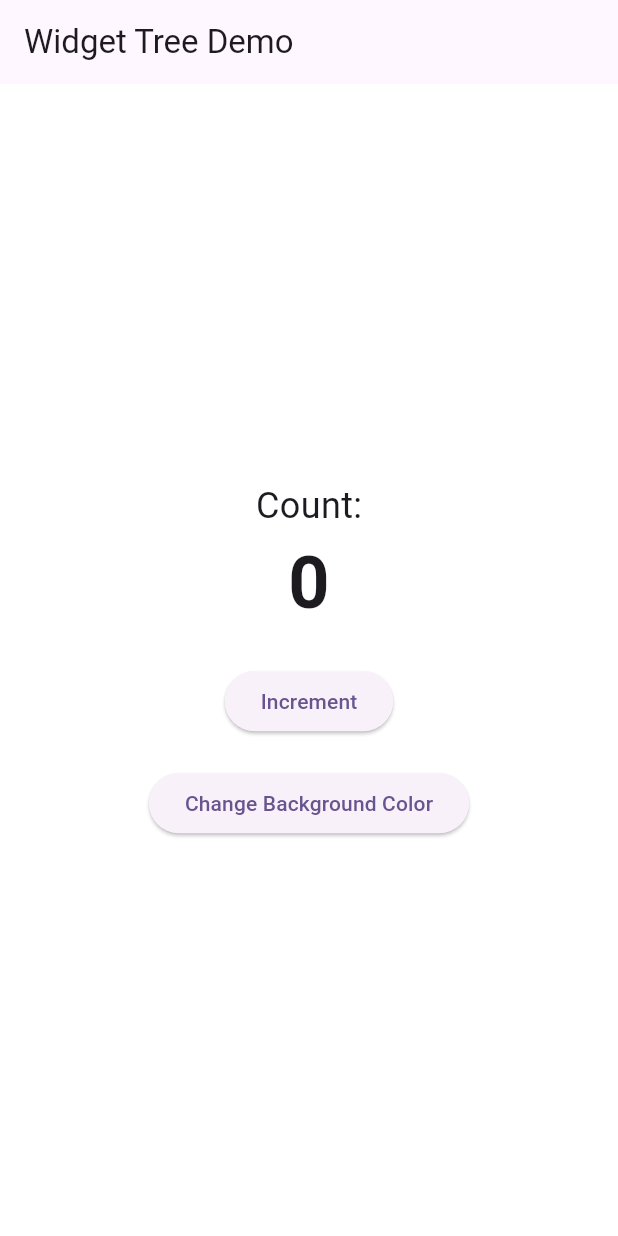
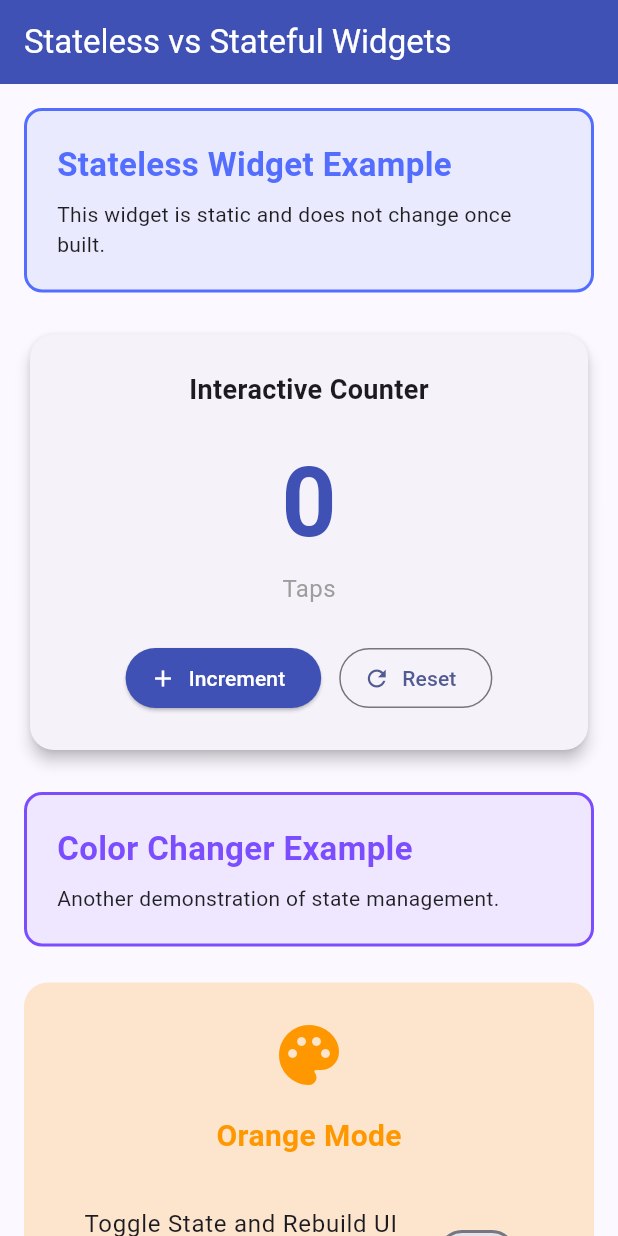
Before and after one commit to kalviumcommunity/s81-warriors-flutterapp-SafeGate, a Flutter app: the screen it shows after launch, on a phone screen of 412 x 824 dp. Run offline on Flutter 3.47's test engine with Material 3 defaults, Android fonts, the phone set to English and light mode, and no system bars; our stand-ins replace cloud_firestore, firebase_auth, firebase_storage, google_sign_in, image_picker; accounts and stored records are empty.

Commit message:
done widgets

```diff
--- a/safegate_app/lib/main.dart
+++ b/safegate_app/lib/main.dart
@@ -5,6 +5,7 @@ import 'package:flutter/material.dart';
 import 'screens/welcome_page.dart';
 import 'screens/dashboard_page.dart';
 import 'screens/widget_tree_demo.dart';
+import 'screens/stateless_stateful_demo.dart';
 
 void main() async {
   WidgetsFlutterBinding.ensureInitialized();
@@ -18,14 +19,15 @@ class MyApp extends StatelessWidget {
   @override
   Widget build(BuildContext context) {
     return MaterialApp(
+      debugShowCheckedModeBanner: false,
       title: 'SafeGate App',
       theme: ThemeData(
-        colorScheme: ColorScheme.fromSeed(seedColor: Colors.deepPurple),
+        colorScheme: ColorScheme.fromSeed(seedColor: Colors.indigo),
         useMaterial3: true,
       ),
-      home: const WidgetTreeDemo(),
+      home: const StatelessStatefulDemo(),
       routes: {
-        '/login': (context) => const WelcomePage(), // Or LoginPage if you prefer
+        '/login': (context) => const WelcomePage(),
         '/dashboard': (context) => const DashboardPage(),
       },
     );
--- /dev/null
+++ b/safegate_app/lib/screens/stateless_stateful_demo.dart
@@ -0,0 +1,224 @@
+import 'package:flutter/material.dart';
+
+class StatelessStatefulDemo extends StatelessWidget {
+  const StatelessStatefulDemo({super.key});
+
+  @override
+  Widget build(BuildContext context) {
+    return Scaffold(
+      appBar: AppBar(
+        title: const Text('Stateless vs Stateful Widgets'),
+        backgroundColor: Colors.indigo,
+        foregroundColor: Colors.white,
+      ),
+      body: SingleChildScrollView(
+        padding: const EdgeInsets.all(16.0),
+        child: Column(
+          crossAxisAlignment: CrossAxisAlignment.stretch,
+          children: [
+            // 1. A StatelessWidget for a static title or banner.
+            const HeaderBannerWidget(
+              title: 'Stateless Widget Example',
+              subtitle: 'This widget is static and does not change once built.',
+              color: Colors.indigoAccent,
+            ),
+            const SizedBox(height: 24),
+
+            // 2. A StatefulWidget for an interactive section.
+            const InteractiveCounterWidget(),
+            const SizedBox(height: 24),
+
+            const HeaderBannerWidget(
+              title: 'Color Changer Example',
+              subtitle: 'Another demonstration of state management.',
+              color: Colors.deepPurpleAccent,
+            ),
+            const SizedBox(height: 24),
+
+            const InteractiveColorChanger(),
+          ],
+        ),
+      ),
+    );
+  }
+}
+
+/// A StatelessWidget that displays a static header banner.
+/// It doesn't store any mutable state and only depends on configuration.
+class HeaderBannerWidget extends StatelessWidget {
+  final String title;
+  final String subtitle;
+  final Color color;
+
+  const HeaderBannerWidget({
+    super.key,
+    required this.title,
+    required this.subtitle,
+    required this.color,
+  });
+
+  @override
+  Widget build(BuildContext context) {
+    return Container(
+      padding: const EdgeInsets.all(20),
+      decoration: BoxDecoration(
+        color: color.withOpacity(0.1),
+        borderRadius: BorderRadius.circular(12),
+        border: Border.all(color: color, width: 2),
+      ),
+      child: Column(
+        crossAxisAlignment: CrossAxisAlignment.start,
+        children: [
+          Text(
+            title,
+            style: TextStyle(
+              fontSize: 22,
+              fontWeight: FontWeight.bold,
+              color: color,
+            ),
+          ),
+          const SizedBox(height: 8),
+          Text(
+            subtitle,
+            style: const TextStyle(fontSize: 14, color: Colors.black87),
+          ),
+        ],
+      ),
+    );
+  }
+}
+
+/// A StatefulWidget that manages an interactive counter.
+/// It rebuilds its UI dynamically when the count changes.
+class InteractiveCounterWidget extends StatefulWidget {
+  const InteractiveCounterWidget({super.key});
+
+  @override
+  State<InteractiveCounterWidget> createState() => _InteractiveCounterWidgetState();
+}
+
+class _InteractiveCounterWidgetState extends State<InteractiveCounterWidget> {
+  int _count = 0;
+
+  void _incrementCount() {
+    setState(() {
+      _count++;
+    });
+  }
+
+  void _resetCount() {
+    setState(() {
+      _count = 0;
+    });
+  }
+
+  @override
+  Widget build(BuildContext context) {
+    return Card(
+      elevation: 4,
+      shape: RoundedRectangleBorder(borderRadius: BorderRadius.circular(16)),
+      child: Padding(
+        padding: const EdgeInsets.all(24.0),
+        child: Column(
+          children: [
+            const Text(
+              'Interactive Counter',
+              style: TextStyle(fontSize: 18, fontWeight: FontWeight.w600),
+            ),
+            const SizedBox(height: 16),
+            Text(
+              '$_count',
+              style: const TextStyle(
+                fontSize: 64,
+                fontWeight: FontWeight.bold,
+                color: Colors.indigo,
+              ),
+            ),
+            const Text(
+              'Taps',
+              style: TextStyle(fontSize: 16, color: Colors.grey),
+            ),
+            const SizedBox(height: 24),
+            Row(
+              mainAxisAlignment: MainAxisAlignment.center,
+              children: [
+                ElevatedButton.icon(
+                  onPressed: _incrementCount,
+                  icon: const Icon(Icons.add),
+                  label: const Text('Increment'),
+                  style: ElevatedButton.styleFrom(
+                    backgroundColor: Colors.indigo,
+                    foregroundColor: Colors.white,
+                  ),
+                ),
+                const SizedBox(width: 12),
+                OutlinedButton.icon(
+                  onPressed: _resetCount,
+                  icon: const Icon(Icons.refresh),
+                  label: const Text('Reset'),
+                ),
+              ],
+            ),
+          ],
+        ),
+      ),
+    );
+  }
+}
+
+/// A StatefulWidget that allows users to toggle background colors.
+class InteractiveColorChanger extends StatefulWidget {
+  const InteractiveColorChanger({super.key});
+
+  @override
+  State<InteractiveColorChanger> createState() => _InteractiveColorChangerState();
+}
+
+class _InteractiveColorChangerState extends State<InteractiveColorChanger> {
+  bool _isToggled = false;
+
+  @override
+  Widget build(BuildContext context) {
+    final Color backgroundColor = _isToggled ? Colors.deepPurple : Colors.orange;
+    final String statusText = _isToggled ? 'Deep Purple Mode' : 'Orange Mode';
+
+    return AnimatedContainer(
+      duration: const Duration(milliseconds: 500),
+      padding: const EdgeInsets.all(24),
+      decoration: BoxDecoration(
+        color: backgroundColor.withOpacity(0.2),
+        borderRadius: BorderRadius.circular(16),
+      ),
+      child: Column(
+        children: [
+          Icon(
+            Icons.palette,
+            size: 48,
+            color: backgroundColor,
+          ),
+          const SizedBox(height: 16),
+          Text(
+            statusText,
+            style: TextStyle(
+              fontSize: 20,
+              fontWeight: FontWeight.bold,
+              color: backgroundColor,
+            ),
+          ),
+          const SizedBox(height: 24),
+          SwitchListTile(
+            title: const Text('Toggle State and Rebuild UI'),
+            subtitle: const Text('This switch updates the internal state.'),
+            value: _isToggled,
+            activeColor: Colors.deepPurple,
+            onChanged: (bool value) {
+              setState(() {
+                _isToggled = value;
+              });
+            },
+          ),
+        ],
+      ),
+    );
+  }
+}
```
Also changed, not shown: package-lock.json (added), safegate_app/package-lock.json, safegate_app/stateless_stateful_initial.png (added), safegate_app/stateless_stateful_updated.png (added), 1 other file.
